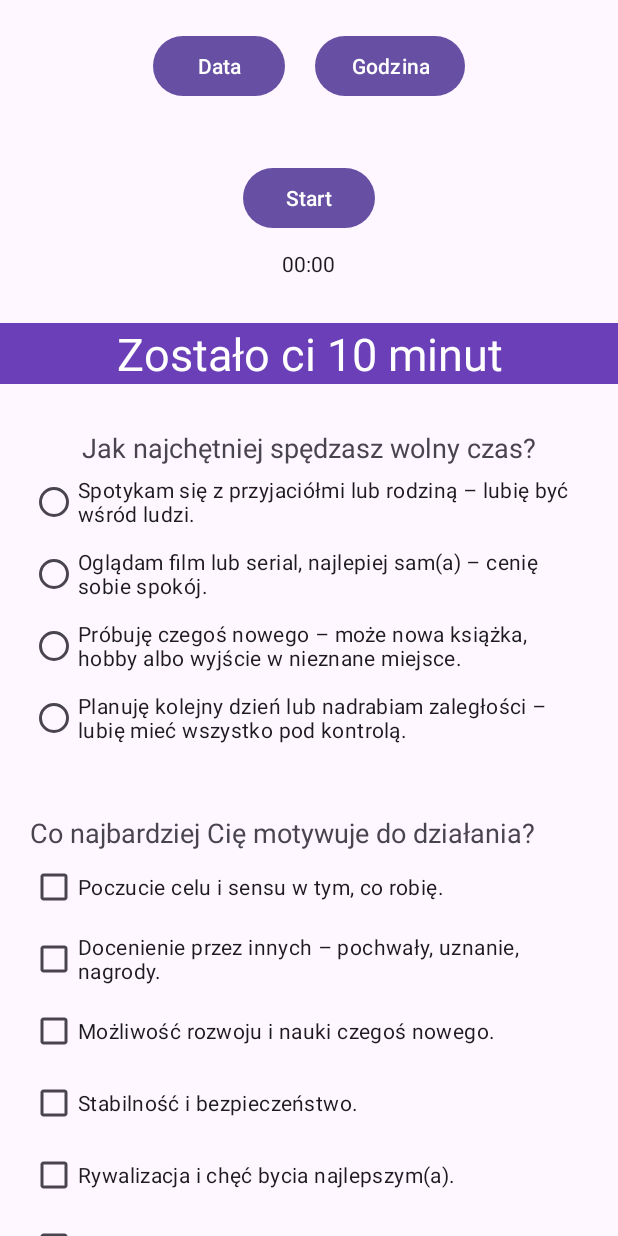
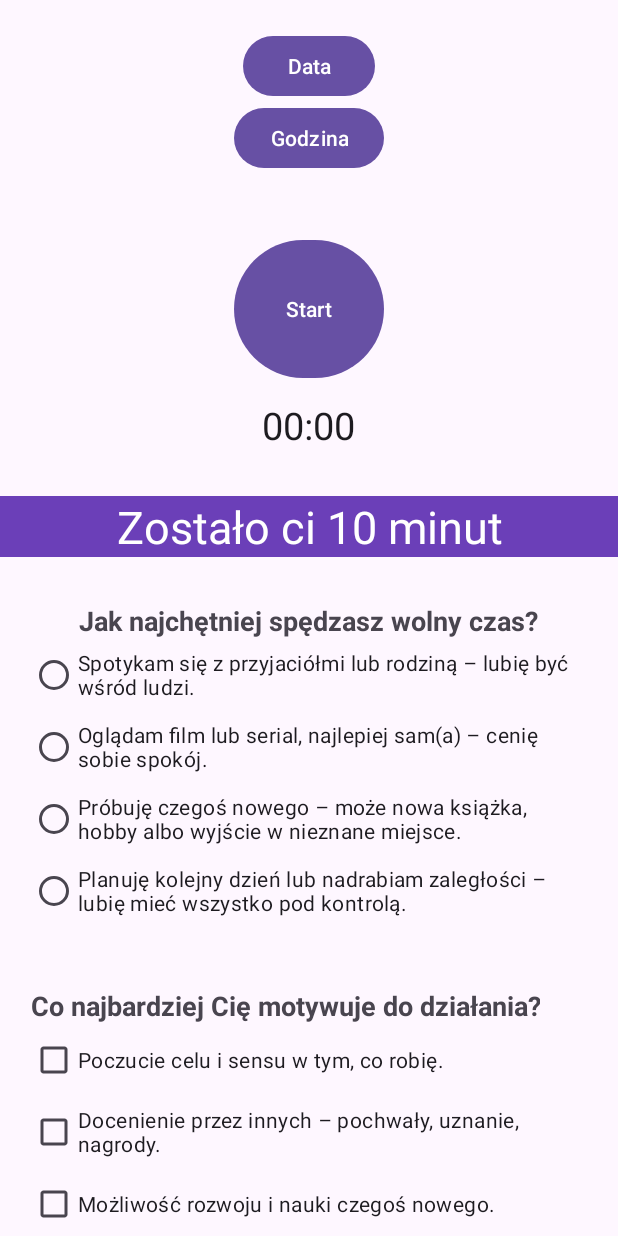
Before and after one commit to Turas39/PersonalityQuiz, an Android app: the screen it shows after launch (MainActivity), on a phone screen of 412 x 824 dp. Run offline under Robolectric (Android 15) with nearby library versions, the light colour scheme and no system bars.

Commit message:
Dodanie funkcji daty, godziny i chronometru

```diff
--- a/app/src/main/java/com/example/personalityquiz/MainActivity.kt
+++ b/app/src/main/java/com/example/personalityquiz/MainActivity.kt
@@ -1,12 +1,26 @@
 package com.example.personalityquiz
 
+import android.app.DatePickerDialog
+import android.app.TimePickerDialog
+import android.icu.util.Calendar
 import android.os.Bundle
+import android.os.SystemClock
+import android.widget.Button
+import android.widget.Chronometer
+import android.widget.TextView
+import android.widget.TimePicker
 import androidx.activity.enableEdgeToEdge
 import androidx.appcompat.app.AppCompatActivity
 import androidx.core.view.ViewCompat
 import androidx.core.view.WindowInsetsCompat
 
 class MainActivity : AppCompatActivity() {
+    private lateinit var chronometer: Chronometer
+    private lateinit var button_start : Button
+    private var running = false
+    private lateinit var text1 : TextView
+
+
     override fun onCreate(savedInstanceState: Bundle?) {
         super.onCreate(savedInstanceState)
         enableEdgeToEdge()
@@ -16,5 +30,42 @@ class MainActivity : AppCompatActivity() {
             v.setPadding(systemBars.left, systemBars.top, systemBars.right, systemBars.bottom)
             insets
         }
+
+        val button_date = findViewById<Button>(R.id.button_date)
+        val button_time = findViewById<Button>(R.id.button_time)
+
+        button_date.setOnClickListener {
+            val calendar = Calendar.getInstance()
+            val year = calendar.get(Calendar.YEAR)
+            val month = calendar.get(Calendar.MONTH)
+            val day = calendar.get(Calendar.DAY_OF_MONTH)
+
+            val datePickerDialog = DatePickerDialog(this, {_, selectedYear, selectedMonth, selectedDay ->
+                button_date.setText("$selectedYear/${selectedMonth+1}/$selectedDay")
+            }, year, month, day)
+            datePickerDialog.show()
+        }
+
+        button_time.setOnClickListener {
+            var calendar = Calendar.getInstance()
+            val hour = calendar.get(Calendar.HOUR_OF_DAY)
+            val minute = calendar.get(Calendar.MINUTE)
+
+            val timePickerDialog = TimePickerDialog(this, {_ : TimePicker, selectedHour: Int, selectedMinute: Int ->
+                button_time.setText("$selectedHour:$selectedMinute")
+            }, hour, minute, true)
+            timePickerDialog.show()
+        }
+
+        chronometer = findViewById(R.id.chronometer)
+        button_start = findViewById(R.id.button_start)
+        button_start.setOnClickListener {
+            if(!running) {
+                chronometer.base = SystemClock.elapsedRealtime()
+                chronometer.start()
+                running = true
+            }
+        }
+
     }
 }
--- a/app/src/main/res/layout/activity_main.xml
+++ b/app/src/main/res/layout/activity_main.xml
@@ -20,8 +20,9 @@
             android:layout_width="match_parent"
             android:layout_height="wrap_content"
             android:gravity="center"
-            android:orientation="horizontal"
+            android:orientation="vertical"
             android:layout_margin="20dp"
+            android:layout_gravity="center"
             >
 
             <Button
@@ -29,7 +30,7 @@
                 android:layout_width="wrap_content"
                 android:layout_height="wrap_content"
                 android:text="Data"
-                android:layout_marginEnd="20dp"
+
                 />
 
             <Button
@@ -49,19 +50,22 @@
 
             <Button
                 android:id="@+id/button_start"
-                android:layout_width="wrap_content"
-                android:layout_height="wrap_content"
-                android:text="Start"/>
+                android:layout_width="100dp"
+                android:layout_height="100dp"
+                android:text="Start"
+                />
 
             <Chronometer
                 android:id="@+id/chronometer"
                 android:layout_width="wrap_content"
                 android:layout_height="wrap_content"
-                android:layout_margin="10dp"/>
+                android:layout_margin="10dp"
+                android:textSize="25dp"/>
 
         </LinearLayout>
 
         <TextView
+            android:id="@+id/text1"
             android:layout_width="match_parent"
             android:layout_height="wrap_content"
             android:text="Zostało ci 10 minut"
@@ -83,7 +87,8 @@
                 android:layout_height="wrap_content"
                 android:gravity="center"
                 android:textSize="18dp"
-                android:text="Jak najchętniej spędzasz wolny czas?" />
+                android:text="Jak najchętniej spędzasz wolny czas?"
+                android:textStyle="bold"/>
 
             <RadioGroup
                 android:layout_width="wrap_content"
@@ -131,7 +136,8 @@
                 android:layout_height="wrap_content"
                 android:gravity="center"
                 android:textSize="18dp"
-                android:text="Co najbardziej Cię motywuje do działania?"/>
+                android:text="Co najbardziej Cię motywuje do działania?"
+                android:textStyle="bold"/>
 
             <CheckBox
                 android:id="@+id/checkbox_1"
@@ -183,7 +189,8 @@
                 android:layout_height="wrap_content"
                 android:text="Na ile oceniasz siebie jako osobę zorganizowaną?"
                 android:textSize="18dp"
-                android:gravity="center"/>
+                android:gravity="center"
+                android:textStyle="bold"/>
 
             <SeekBar
                 android:id="@+id/seekbar"
@@ -207,7 +214,8 @@
             android:layout_height="wrap_content"
             android:text="Jak zazwyczaj podejmujesz decyzje?"
             android:textSize="18dp"
-            android:gravity="center"/>
+            android:gravity="center"
+            android:textStyle="bold"/>
 
         <Spinner
             android:id="@+id/spinner"
```
